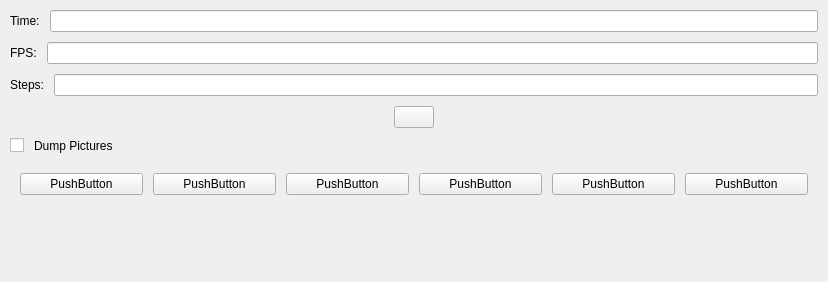
Before: the Qt Designer form src/gui/Animate.ui in openscad/openscad, drawn with Qt 5.
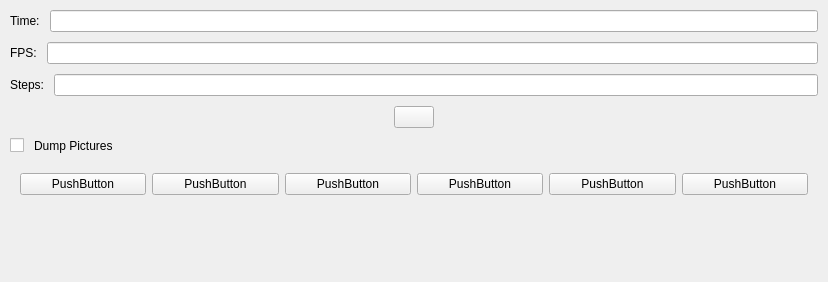
After: the same form once the commit is applied. Icons and pictures are not drawn.

```diff
--- a/src/gui/Animate.ui
+++ b/src/gui/Animate.ui
@@ -193,6 +193,7 @@
     </layout>
    </item>
    <item>
+    <widget class="QWidget" name="vcr_controls" native="true">
     <layout class="QHBoxLayout" name="horizontalLayout_VCR">
      <property name="leftMargin">
       <number>10</number>
@@ -249,6 +250,7 @@
       </widget>
      </item>
     </layout>
+    </widget>
    </item>
    <item>
     <spacer name="verticalSpacer">
```
Lines whose indentation alone changed are shown as unchanged.
